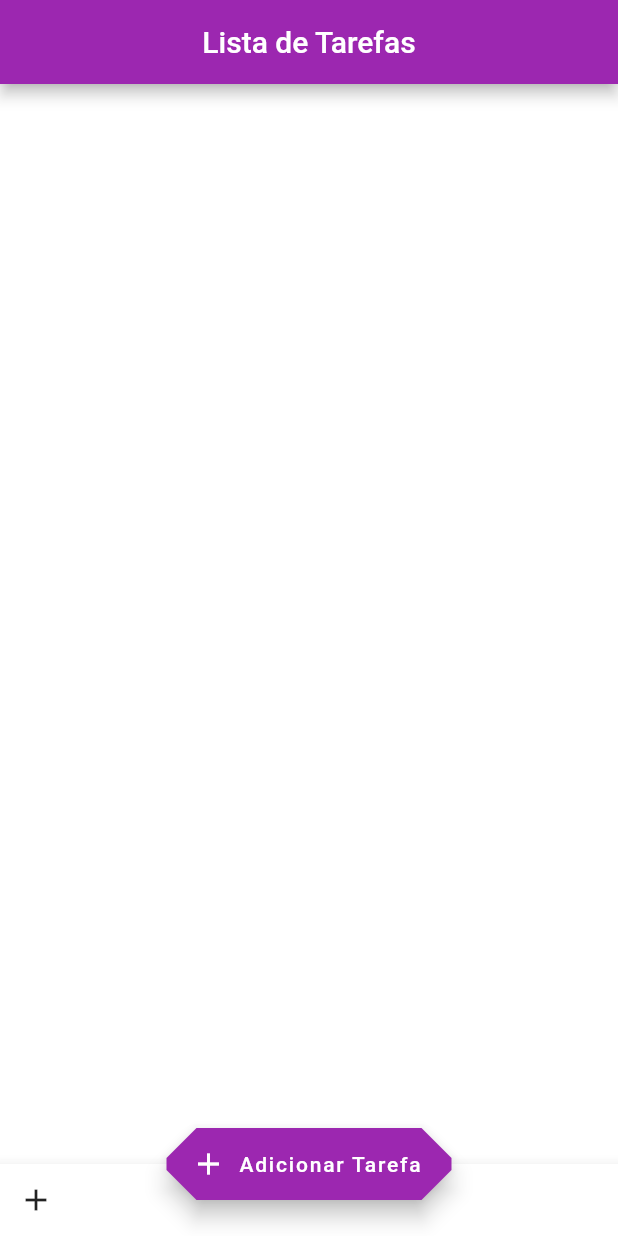
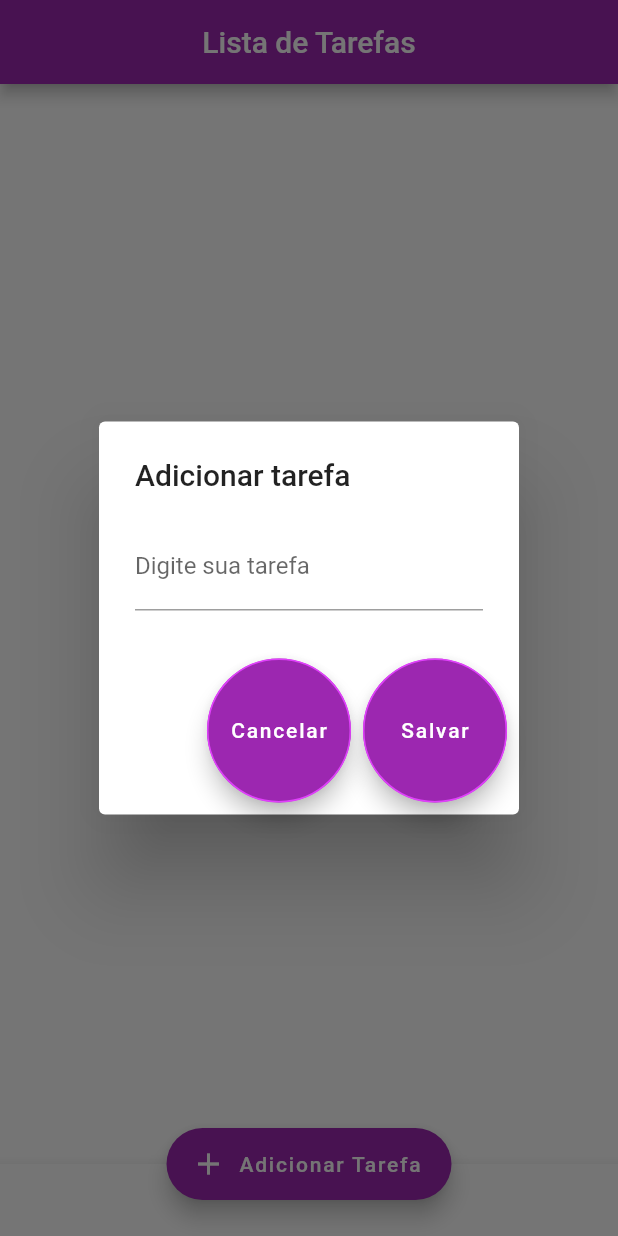
Before and after one commit to Markfgui675/App_ListaDeTarefas, a Flutter app: the screen it shows after launch, after a tap on "Adicionar Tarefa", on a phone screen of 412 x 824 dp. Run offline on Flutter 3.47's test engine with Material 2 defaults, Android fonts, the light colour scheme and no system bars.

Commit message:
Aulas 111, 112, 113 e 114

```diff
--- a/lib/home.dart
+++ b/lib/home.dart
@@ -1,5 +1,9 @@
+import 'dart:io';
+import 'dart:async';
+import 'dart:convert';
 import 'package:flutter/cupertino.dart';
 import 'package:flutter/material.dart';
+import 'package:path_provider/path_provider.dart';
 
 class Home extends StatefulWidget {
   const Home({Key? key}) : super(key: key);
@@ -9,8 +13,69 @@ class Home extends StatefulWidget {
 }
 
 class _HomeState extends State<Home> {
+
+  TextEditingController _tarefaUsuario = TextEditingController();
+  List _listaTarefas = [];
+
+  Future<File> _getFile() async {
+
+    final diretorio = await getApplicationDocumentsDirectory();
+    //print(diretorio.path.toString());
+    return File('${diretorio.path}/dados.json');
+
+  }
+
+  _salvarTarefa() async {
+
+    String textoDigitado = _tarefaUsuario.text;
+
+    //Criar dados
+    Map<String, dynamic> tarefa = Map();
+    tarefa["titulo"] = textoDigitado;
+    tarefa["realizada"] = false;
+
+    setState((){
+      _listaTarefas.add(tarefa);
+    });
+    _salvarArquivo();
+
+    _tarefaUsuario.text = "";
+
+  }
+
+  _salvarArquivo() async {
+
+    var arquivo = await _getFile();
+    print(arquivo.toString());
+
+    String dados = json.encode(_listaTarefas);
+    arquivo.writeAsString(dados);
+
+  }
+
+  _lerArquivo() async {
+
+    try{
+      final arquivo = await _getFile();
+      return arquivo.readAsString();
+    }catch(e){
+      return null;
+    }
+
+  }
+
+  @override
+  void initState() {
+    _lerArquivo().then((dados){
+      setState(() {
+        _listaTarefas = json.decode(dados);
+      });
+    });
+  }
+
   @override
   Widget build(BuildContext context) {
+    //print("itens: "+_listaTarefas.toString());
     return Scaffold(
       backgroundColor: Colors.white ,
       appBar: AppBar(
@@ -23,7 +88,28 @@ class _HomeState extends State<Home> {
         padding: EdgeInsets.all(20),
         child: Column(
           children: <Widget>[
+            Expanded(child: ListView.builder(
+              itemBuilder: (context, index){
 
+                /*
+                return ListTile(
+                  title: Text(_listaTarefas[index]['titulo']),
+
+                );
+                */
+
+                return CheckboxListTile(value: _listaTarefas[index]["realizada"],
+                    activeColor: Colors.purpleAccent,
+                    title: Text(_listaTarefas[index]["titulo"]),
+                    onChanged: (bool? valor){
+                      setState(() {
+                        _listaTarefas[index]["realizada"] = valor!;
+                      });
+                      _salvarArquivo();
+                    });
+              },
+              itemCount: _listaTarefas.length,
+            )),
           ],
         ),
       ),
@@ -34,19 +120,67 @@ class _HomeState extends State<Home> {
                             child: Icon(Icons.add),),
 
        */
-      floatingActionButton: FloatingActionButton.extended(onPressed: (){print('Pressionado');}, backgroundColor: Colors.purple,
+      floatingActionButton: FloatingActionButton.extended(
+        onPressed: (){
+          showDialog(context: context,
+              builder: (context){
+                return AlertDialog(
+                  title: Text('Adicionar tarefa'),
+                  content: TextField(
+                    decoration: InputDecoration( labelText: "Digite sua tarefa"),
+                    controller: _tarefaUsuario,
+                    onChanged: (text){},
+                  ),
+                  actions: <Widget>[
+                    FloatingActionButton.large(
+                      backgroundColor: Colors.purple,
+                        onPressed: (){Navigator.pop(context);},
+                        child: Text('Cancelar'),
+
+                        shape: CircleBorder(
+                          side: BorderSide(
+                            width: 1,
+                            color: Colors.purpleAccent
+                          )
+                        )
+                    ),
+                    FloatingActionButton.large(
+                        backgroundColor: Colors.purple,
+                        onPressed: (){
+                          //salvar
+                          _salvarTarefa();
+                          Navigator.pop(context);
+                        },
+                        child: Text('Salvar'),
+
+                        shape: CircleBorder(
+                            side: BorderSide(
+                                width: 1,
+                                color: Colors.purpleAccent
+                            )
+                        )
+                    )
+                  ],
+                );
+              });
+        },
+        backgroundColor: Colors.purple,
         elevation: 6,
         icon: Icon(Icons.add),
         label: Text('Adicionar Tarefa'),
+        /*
         shape: BeveledRectangleBorder(
           borderRadius: BorderRadius.circular(20)
-        ),),
+        )*/
+
+
+      ),
 
       bottomNavigationBar: BottomAppBar(
         //shape: CircularNotchedRectangle(),
         child: Row(
           children: <Widget>[
-            IconButton(onPressed: (){}, icon: Icon(Icons.add))
+            IconButton(onPressed: (){}, icon: Icon(Icons.add, color: Colors.white,))
           ],
         ),
       ),
--- a/pubspec.yaml
+++ b/pubspec.yaml
@@ -37,6 +37,7 @@ dependencies:
   # Use with the CupertinoIcons class for iOS style icons.
   cupertino_icons: ^1.0.2
   shared_preferences: ^2.0.17
+  path_provider: ^2.0.12
 
 dev_dependencies:
   flutter_test:
```
Also changed, not shown: pubspec.lock, 1 other file.
